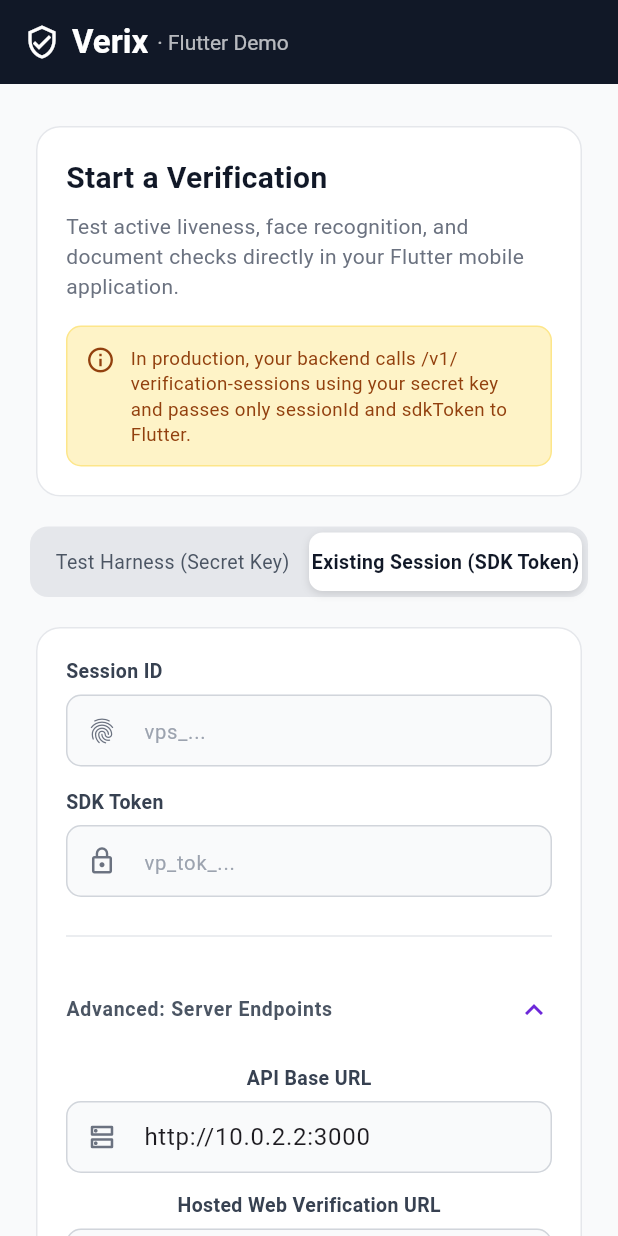
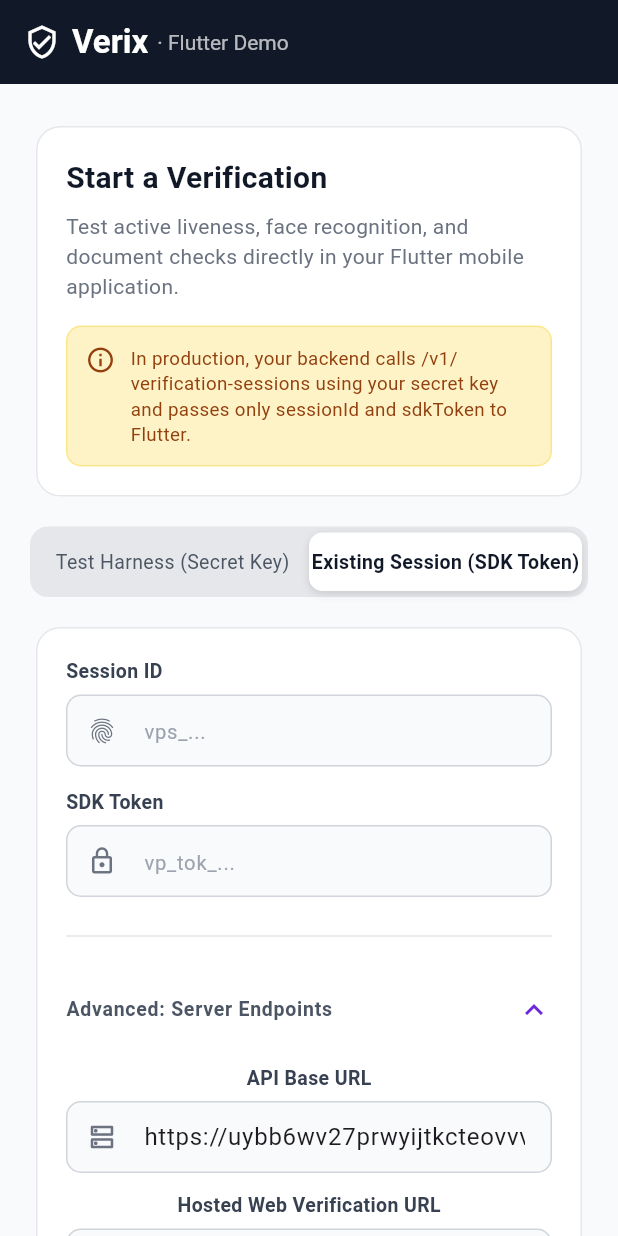
Before and after one commit to ibonly/verifypass, a Flutter app: the screen it shows after launch, after a tap on "Existing Session (SDK Token)", after a tap on "Advanced: Server Endpoints", on a phone screen of 412 x 824 dp. Run offline on Flutter 3.47's test engine with Material 3 defaults, Android fonts, the phone set to English and light mode, and no system bars; our stand-ins replace permission_handler, webview_flutter; missing offline and left inert: webview_flutter_android, webview_flutter_wkwebview.

Commit message:
feat: configure live test API defaults and add camera permission handling

```diff
--- a/flutter-app/lib/screens/home_screen.dart
+++ b/flutter-app/lib/screens/home_screen.dart
@@ -1,9 +1,14 @@
-import 'dart:io' show Platform;
-import 'package:flutter/foundation.dart';
 import 'package:flutter/material.dart';
+import 'package:permission_handler/permission_handler.dart';
 import 'package:verifypass_flutter/verifypass_flutter.dart';
 import 'verification_screen.dart';
 import 'result_screen.dart';
+
+const _liveApiBase =
+    'https://uybb6wv27prwyijtkcteovvvke0hfkqw.lambda-url.us-east-2.on.aws';
+const _liveHostedBase = 'https://verify.verix.ifsolutions.org';
+const _testHarnessSecretKey =
+    String.fromEnvironment('VERIFYPASS_SECRET_KEY');
 
 class HomeScreen extends StatefulWidget {
   const HomeScreen({super.key});
@@ -22,7 +27,7 @@
   late final TextEditingController _sessionIdController;
   late final TextEditingController _sdkTokenController;
 
-  VerificationType _verificationType = VerificationType.idAndFace;
+  VerificationType _verificationType = VerificationType.faceOnly;
   bool _isCreatingSession = false;
   String? _errorMessage;
   int _selectedTab = 0; // 0 = Create via Test Secret Key, 1 = Connect Existing Session
@@ -31,14 +36,9 @@
   void initState() {
     super.initState();
 
-    // Default network endpoints depending on execution platform:
-    // Android emulator routes host machine loopback to 10.0.2.2
-    final isAndroid = !kIsWeb && Platform.isAndroid;
-    final defaultHost = isAndroid ? 'http://10.0.2.2' : 'http://localhost';
-
-    _apiBaseController = TextEditingController(text: '$defaultHost:3000');
-    _hostedBaseController = TextEditingController(text: '$defaultHost:5174');
-    _secretKeyController = TextEditingController();
+    _apiBaseController = TextEditingController(text: _liveApiBase);
+    _hostedBaseController = TextEditingController(text: _liveHostedBase);
+    _secretKeyController = TextEditingController(text: _testHarnessSecretKey);
     _customerRefController = TextEditingController(
       text: 'SAMPLE-${DateTime.now().millisecondsSinceEpoch % 100000}',
     );
@@ -63,6 +63,8 @@
     });
 
     if (!_formKey.currentState!.validate()) return;
+
+    if (!await _ensureCameraPermission()) return;
 
     final apiBase = _apiBaseController.text.trim();
     final hostedBase = _hostedBaseController.text.trim();
@@ -117,6 +119,25 @@
 
       await _launchVerification(session, apiBase, hostedBase, secretKey: secretKey, useModal: useModal);
     }
+  }
+
+  Future<bool> _ensureCameraPermission() async {
+    final status = await Permission.camera.status;
+    if (status.isGranted || status.isLimited) return true;
+
+    final requested = await Permission.camera.request();
+    if (requested.isGranted || requested.isLimited) return true;
+
+    if (!mounted) return false;
+    setState(() {
+      _errorMessage = requested.isPermanentlyDenied
+          ? 'Camera permission is disabled for this app. Enable it in system settings, then try again.'
+          : 'Camera permission is required to start verification.';
+    });
+    if (requested.isPermanentlyDenied) {
+      await openAppSettings();
+    }
+    return false;
   }
 
   Future<void> _launchVerification(
@@ -464,7 +485,7 @@
                                 TextFormField(
                                   controller: _apiBaseController,
                                   decoration: _inputDecoration(
-                                    hintText: 'http://localhost:3000',
+                                    hintText: _liveApiBase,
                                     icon: Icons.dns_outlined,
                                   ),
                                   validator: (v) =>
@@ -475,7 +496,7 @@
                                 TextFormField(
                                   controller: _hostedBaseController,
                                   decoration: _inputDecoration(
-                                    hintText: 'http://localhost:5174',
+                                    hintText: _liveHostedBase,
                                     icon: Icons.language_outlined,
                                   ),
                                   validator: (v) =>
--- a/flutter-app/pubspec.yaml
+++ b/flutter-app/pubspec.yaml
@@ -36,6 +36,7 @@
   cupertino_icons: ^1.0.8
   webview_flutter: ^4.14.1
   http: ^1.6.0
+  permission_handler: ^12.0.1
   url_launcher: ^6.3.2
   webview_flutter_android: ^4.14.1
   webview_flutter_wkwebview: ^3.26.1
```
Also changed, not shown: flutter-app/pubspec.lock, 7 other files.
